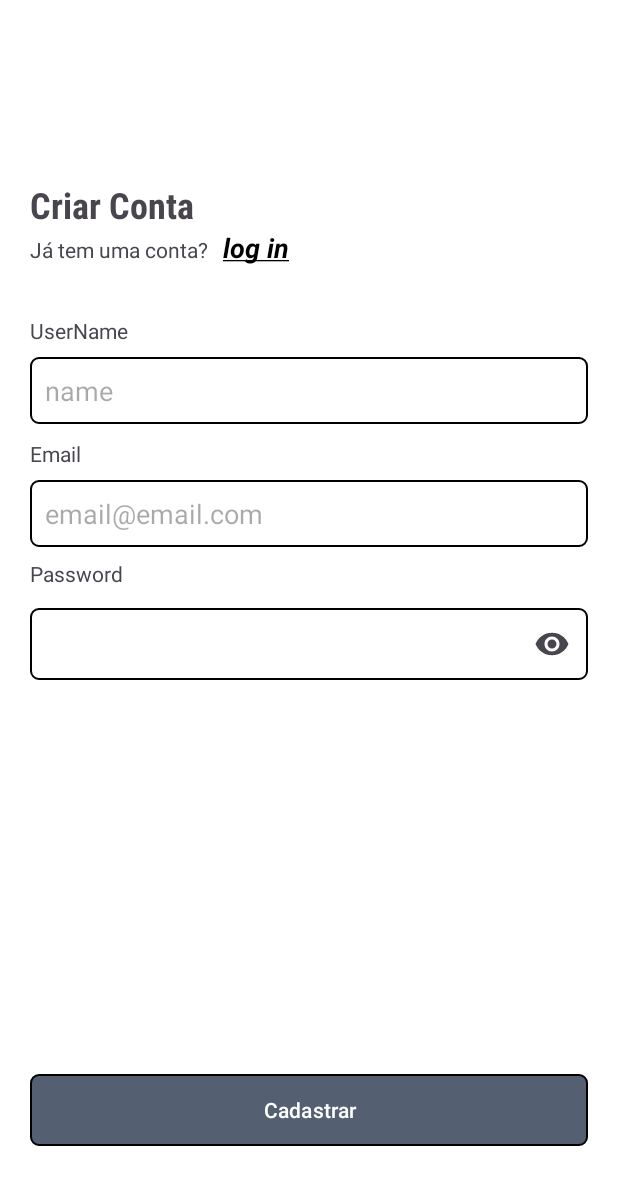
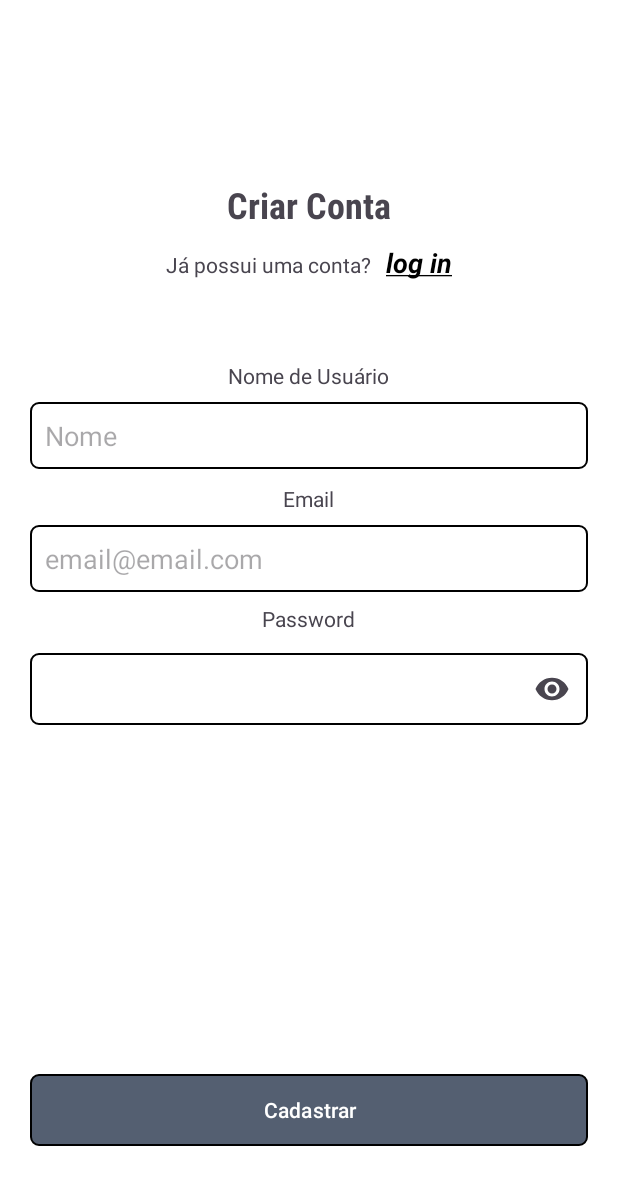
Before and after one commit to Luiz-Eduardo-BL/QuixHouse, an Android app: the CreateAccountFragment screen opened through its navigation route, on a phone screen of 412 x 824 dp. Shown: the top 1185 px of the screen. Run offline under Robolectric (Android 15) with nearby library versions, the phone set to English and light mode, and no system bars; our stand-ins replace Firebase (no records; nobody signed in at launch, a user with empty details on screens opened directly); 1 statement that could not run was skipped.

Commit message:
style: Update fragments

```diff
--- a/Codigos/app/src/main/AndroidManifest.xml
+++ b/Codigos/app/src/main/AndroidManifest.xml
@@ -11,6 +11,7 @@
     <uses-permission android:name="android.permission.ACCESS_COARSE_LOCATION" />
     <uses-permission android:name="android.permission.ACCESS_NETWORK_STATE" />
     <uses-permission android:name="android.permission.READ_MEDIA_IMAGES" />
+
     <uses-permission
         android:name="android.permission.READ_EXTERNAL_STORAGE"
         android:maxSdkVersion="33" />
--- a/Codigos/app/src/main/res/layout/fragment_change_name.xml
+++ b/Codigos/app/src/main/res/layout/fragment_change_name.xml
@@ -18,7 +18,7 @@
         app:layout_constraintTop_toTopOf="parent" />
 
     <LinearLayout
-        android:layout_width="wrap_content"
+        android:layout_width="match_parent"
         android:layout_height="wrap_content"
         android:layout_marginTop="20dp"
         android:orientation="vertical"
--- a/Codigos/app/src/main/res/layout/fragment_create_account.xml
+++ b/Codigos/app/src/main/res/layout/fragment_create_account.xml
@@ -11,6 +11,7 @@
         android:layout_width="match_parent"
         android:layout_height="wrap_content"
         android:orientation="vertical"
+        android:gravity="center"
         android:padding="20dp">
 
         <TextView
@@ -24,15 +25,16 @@
             android:textStyle="bold" />
 
         <LinearLayout
-            android:layout_width="match_parent"
+            android:layout_width="wrap_content"
             android:layout_height="wrap_content"
-            android:orientation="horizontal">
+            android:orientation="horizontal"
+            android:paddingTop="10dp">
 
             <TextView
                 android:layout_width="wrap_content"
                 android:layout_height="wrap_content"
                 android:gravity="left"
-                android:text="Já tem uma conta?" />
+                android:text="Já possui uma conta?" />
 
             <TextView
                 android:id="@+id/linkLogin"
@@ -51,8 +53,8 @@
         <TextView
             android:layout_width="wrap_content"
             android:layout_height="wrap_content"
-            android:layout_marginTop="10dp"
-            android:text="UserName" />
+            android:layout_marginTop="30dp"
+            android:text="Nome de Usuário" />
 
         <EditText
             android:id="@+id/editUserName"
@@ -60,7 +62,7 @@
             android:layout_height="match_parent"
             android:layout_marginTop="8dp"
             android:background="@drawable/bg_edit"
-            android:hint="name"
+            android:hint="Nome"
             android:inputType="text"
             android:padding="10dp" />
 
```
Also changed, not shown: Codigos/app/src/main/res/layout/fragment_login.xml (+6 -3 lines).
